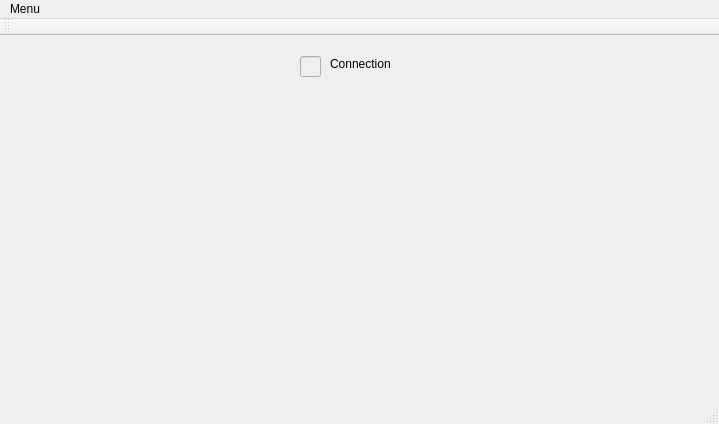
This is Oscillo_RP/mainwindow.ui in totodudu75004/qtgui as Qt 5 draws it before an edit. The edited form follows.
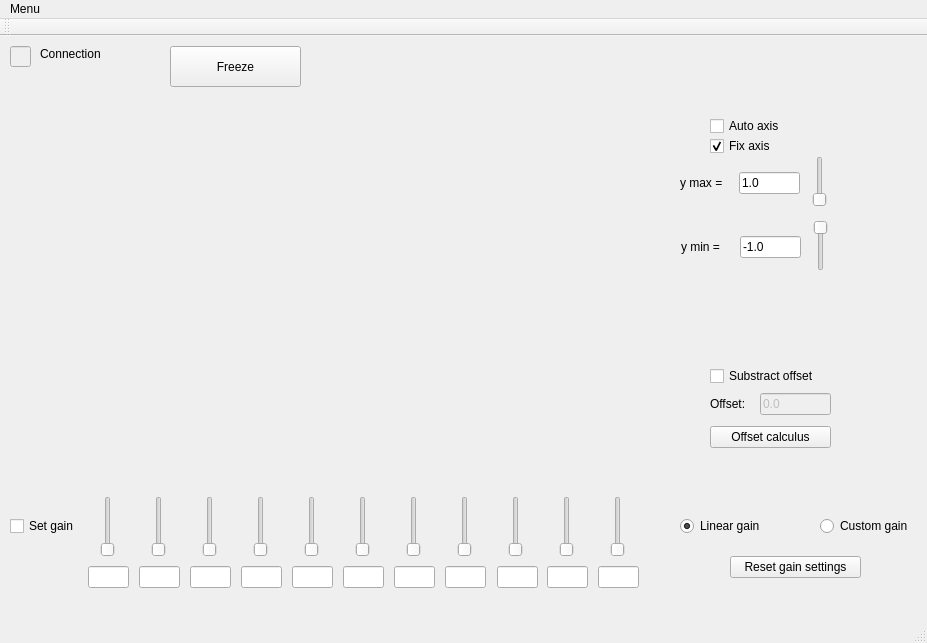
This is the edited form. Custom widgets are drawn as their Qt base class.

```diff
--- a/Oscillo_RP/mainwindow.ui
+++ b/Oscillo_RP/mainwindow.ui
@@ -6,8 +6,8 @@
    <rect>
     <x>0</x>
     <y>0</y>
-    <width>719</width>
-    <height>424</height>
+    <width>927</width>
+    <height>643</height>
    </rect>
   </property>
   <property name="windowTitle">
@@ -20,8 +20,8 @@
     </property>
     <property name="geometry">
      <rect>
-      <x>300</x>
-      <y>20</y>
+      <x>10</x>
+      <y>10</y>
       <width>21</width>
       <height>21</height>
      </rect>
@@ -30,8 +30,8 @@
    <widget class="QLabel" name="Label_connection">
     <property name="geometry">
      <rect>
-      <x>330</x>
-      <y>20</y>
+      <x>40</x>
+      <y>10</y>
       <width>111</width>
       <height>16</height>
      </rect>
@@ -40,13 +40,564 @@
      <string>Connection</string>
     </property>
    </widget>
+   <widget class="QCustomPlot" name="customPlot" native="true">
+    <property name="geometry">
+     <rect>
+      <x>50</x>
+      <y>80</y>
+      <width>581</width>
+      <height>221</height>
+     </rect>
+    </property>
+   </widget>
+   <widget class="QCustomPlot" name="gain_plot" native="true">
+    <property name="geometry">
+     <rect>
+      <x>50</x>
+      <y>330</y>
+      <width>581</width>
+      <height>121</height>
+     </rect>
+    </property>
+   </widget>
+   <widget class="QSlider" name="G1">
+    <property name="geometry">
+     <rect>
+      <x>100</x>
+      <y>460</y>
+      <width>16</width>
+      <height>61</height>
+     </rect>
+    </property>
+    <property name="orientation">
+     <enum>Qt::Vertical</enum>
+    </property>
+   </widget>
+   <widget class="QSlider" name="G2">
+    <property name="geometry">
+     <rect>
+      <x>151</x>
+      <y>460</y>
+      <width>16</width>
+      <height>61</height>
+     </rect>
+    </property>
+    <property name="orientation">
+     <enum>Qt::Vertical</enum>
+    </property>
+   </widget>
+   <widget class="QSlider" name="G3">
+    <property name="geometry">
+     <rect>
+      <x>202</x>
+      <y>460</y>
+      <width>16</width>
+      <height>61</height>
+     </rect>
+    </property>
+    <property name="orientation">
+     <enum>Qt::Vertical</enum>
+    </property>
+   </widget>
+   <widget class="QSlider" name="G4">
+    <property name="geometry">
+     <rect>
+      <x>253</x>
+      <y>460</y>
+      <width>16</width>
+      <height>61</height>
+     </rect>
+    </property>
+    <property name="orientation">
+     <enum>Qt::Vertical</enum>
+    </property>
+   </widget>
+   <widget class="QSlider" name="G5">
+    <property name="geometry">
+     <rect>
+      <x>304</x>
+      <y>460</y>
+      <width>16</width>
+      <height>61</height>
+     </rect>
+    </property>
+    <property name="orientation">
+     <enum>Qt::Vertical</enum>
+    </property>
+   </widget>
+   <widget class="QSlider" name="G6">
+    <property name="geometry">
+     <rect>
+      <x>355</x>
+      <y>460</y>
+      <width>16</width>
+      <height>61</height>
+     </rect>
+    </property>
+    <property name="orientation">
+     <enum>Qt::Vertical</enum>
+    </property>
+   </widget>
+   <widget class="QSlider" name="G7">
+    <property name="geometry">
+     <rect>
+      <x>406</x>
+      <y>460</y>
+      <width>16</width>
+      <height>61</height>
+     </rect>
+    </property>
+    <property name="orientation">
+     <enum>Qt::Vertical</enum>
+    </property>
+   </widget>
+   <widget class="QSlider" name="G8">
+    <property name="geometry">
+     <rect>
+      <x>457</x>
+      <y>460</y>
+      <width>16</width>
+      <height>61</height>
+     </rect>
+    </property>
+    <property name="orientation">
+     <enum>Qt::Vertical</enum>
+    </property>
+   </widget>
+   <widget class="QSlider" name="G9">
+    <property name="geometry">
+     <rect>
+      <x>508</x>
+      <y>460</y>
+      <width>16</width>
+      <height>61</height>
+     </rect>
+    </property>
+    <property name="orientation">
+     <enum>Qt::Vertical</enum>
+    </property>
+   </widget>
+   <widget class="QSlider" name="G10">
+    <property name="geometry">
+     <rect>
+      <x>559</x>
+      <y>460</y>
+      <width>16</width>
+      <height>61</height>
+     </rect>
+    </property>
+    <property name="orientation">
+     <enum>Qt::Vertical</enum>
+    </property>
+   </widget>
+   <widget class="QSlider" name="G11">
+    <property name="geometry">
+     <rect>
+      <x>610</x>
+      <y>460</y>
+      <width>16</width>
+      <height>61</height>
+     </rect>
+    </property>
+    <property name="orientation">
+     <enum>Qt::Vertical</enum>
+    </property>
+   </widget>
+   <widget class="QRadioButton" name="radio_linear_gain">
+    <property name="geometry">
+     <rect>
+      <x>680</x>
+      <y>480</y>
+      <width>100</width>
+      <height>20</height>
+     </rect>
+    </property>
+    <property name="text">
+     <string>Linear gain</string>
+    </property>
+    <property name="checked">
+     <bool>true</bool>
+    </property>
+   </widget>
+   <widget class="QRadioButton" name="radio_custom_gain">
+    <property name="geometry">
+     <rect>
+      <x>820</x>
+      <y>480</y>
+      <width>100</width>
+      <height>20</height>
+     </rect>
+    </property>
+    <property name="text">
+     <string>Custom gain</string>
+    </property>
+    <property name="checked">
+     <bool>false</bool>
+    </property>
+   </widget>
+   <widget class="QLineEdit" name="GT1">
+    <property name="geometry">
+     <rect>
+      <x>88</x>
+      <y>530</y>
+      <width>41</width>
+      <height>22</height>
+     </rect>
+    </property>
+    <property name="text">
+     <string/>
+    </property>
+   </widget>
+   <widget class="QLineEdit" name="GT2">
+    <property name="geometry">
+     <rect>
+      <x>139</x>
+      <y>530</y>
+      <width>41</width>
+      <height>22</height>
+     </rect>
+    </property>
+    <property name="text">
+     <string/>
+    </property>
+   </widget>
+   <widget class="QLineEdit" name="GT3">
+    <property name="geometry">
+     <rect>
+      <x>190</x>
+      <y>530</y>
+      <width>41</width>
+      <height>22</height>
+     </rect>
+    </property>
+    <property name="text">
+     <string/>
+    </property>
+   </widget>
+   <widget class="QLineEdit" name="GT4">
+    <property name="geometry">
+     <rect>
+      <x>241</x>
+      <y>530</y>
+      <width>41</width>
+      <height>22</height>
+     </rect>
+    </property>
+    <property name="text">
+     <string/>
+    </property>
+   </widget>
+   <widget class="QLineEdit" name="GT5">
+    <property name="geometry">
+     <rect>
+      <x>292</x>
+      <y>530</y>
+      <width>41</width>
+      <height>22</height>
+     </rect>
+    </property>
+    <property name="text">
+     <string/>
+    </property>
+   </widget>
+   <widget class="QLineEdit" name="GT6">
+    <property name="geometry">
+     <rect>
+      <x>343</x>
+      <y>530</y>
+      <width>41</width>
+      <height>22</height>
+     </rect>
+    </property>
+    <property name="text">
+     <string/>
+    </property>
+   </widget>
+   <widget class="QLineEdit" name="GT7">
+    <property name="geometry">
+     <rect>
+      <x>394</x>
+      <y>530</y>
+      <width>41</width>
+      <height>22</height>
+     </rect>
+    </property>
+    <property name="text">
+     <string/>
+    </property>
+   </widget>
+   <widget class="QLineEdit" name="GT8">
+    <property name="geometry">
+     <rect>
+      <x>445</x>
+      <y>530</y>
+      <width>41</width>
+      <height>22</height>
+     </rect>
+    </property>
+    <property name="text">
+     <string/>
+    </property>
+   </widget>
+   <widget class="QLineEdit" name="GT9">
+    <property name="geometry">
+     <rect>
+      <x>497</x>
+      <y>530</y>
+      <width>41</width>
+      <height>22</height>
+     </rect>
+    </property>
+    <property name="text">
+     <string/>
+    </property>
+   </widget>
+   <widget class="QLineEdit" name="GT10">
+    <property name="geometry">
+     <rect>
+      <x>547</x>
+      <y>530</y>
+      <width>41</width>
+      <height>22</height>
+     </rect>
+    </property>
+    <property name="text">
+     <string/>
+    </property>
+   </widget>
+   <widget class="QLineEdit" name="GT11">
+    <property name="geometry">
+     <rect>
+      <x>598</x>
+      <y>530</y>
+      <width>41</width>
+      <height>22</height>
+     </rect>
+    </property>
+    <property name="text">
+     <string/>
+    </property>
+   </widget>
+   <widget class="QPushButton" name="pushButton">
+    <property name="geometry">
+     <rect>
+      <x>730</x>
+      <y>520</y>
+      <width>131</width>
+      <height>22</height>
+     </rect>
+    </property>
+    <property name="text">
+     <string>Reset gain settings</string>
+    </property>
+   </widget>
+   <widget class="QCheckBox" name="checkBox_set_gain">
+    <property name="geometry">
+     <rect>
+      <x>10</x>
+      <y>480</y>
+      <width>85</width>
+      <height>20</height>
+     </rect>
+    </property>
+    <property name="text">
+     <string>Set gain</string>
+    </property>
+   </widget>
+   <widget class="QCheckBox" name="checkBox_substract_offset">
+    <property name="geometry">
+     <rect>
+      <x>710</x>
+      <y>330</y>
+      <width>121</width>
+      <height>20</height>
+     </rect>
+    </property>
+    <property name="text">
+     <string>Substract offset</string>
+    </property>
+   </widget>
+   <widget class="QLabel" name="label_offset">
+    <property name="geometry">
+     <rect>
+      <x>710</x>
+      <y>360</y>
+      <width>41</width>
+      <height>16</height>
+     </rect>
+    </property>
+    <property name="text">
+     <string>Offset:</string>
+    </property>
+   </widget>
+   <widget class="QLineEdit" name="lineEdit_offset">
+    <property name="enabled">
+     <bool>false</bool>
+    </property>
+    <property name="geometry">
+     <rect>
+      <x>760</x>
+      <y>357</y>
+      <width>71</width>
+      <height>22</height>
+     </rect>
+    </property>
+    <property name="text">
+     <string>0.0</string>
+    </property>
+   </widget>
+   <widget class="QPushButton" name="pushButton_offset">
+    <property name="geometry">
+     <rect>
+      <x>710</x>
+      <y>390</y>
+      <width>121</width>
+      <height>22</height>
+     </rect>
+    </property>
+    <property name="text">
+     <string>Offset calculus</string>
+    </property>
+   </widget>
+   <widget class="QPushButton" name="pushButton_freeze">
+    <property name="geometry">
+     <rect>
+      <x>170</x>
+      <y>10</y>
+      <width>131</width>
+      <height>41</height>
+     </rect>
+    </property>
+    <property name="text">
+     <string>Freeze</string>
+    </property>
+   </widget>
+   <widget class="QCheckBox" name="checkBox_auto">
+    <property name="geometry">
+     <rect>
+      <x>710</x>
+      <y>80</y>
+      <width>85</width>
+      <height>20</height>
+     </rect>
+    </property>
+    <property name="text">
+     <string>Auto axis</string>
+    </property>
+   </widget>
+   <widget class="QCheckBox" name="checkBox_fix">
+    <property name="geometry">
+     <rect>
+      <x>710</x>
+      <y>100</y>
+      <width>85</width>
+      <height>20</height>
+     </rect>
+    </property>
+    <property name="text">
+     <string>Fix axis</string>
+    </property>
+    <property name="checked">
+     <bool>true</bool>
+    </property>
+   </widget>
+   <widget class="QLabel" name="label_ymax">
+    <property name="geometry">
+     <rect>
+      <x>680</x>
+      <y>140</y>
+      <width>59</width>
+      <height>14</height>
+     </rect>
+    </property>
+    <property name="text">
+     <string>y max =</string>
+    </property>
+   </widget>
+   <widget class="QLineEdit" name="lineEdit_ymax">
+    <property name="geometry">
+     <rect>
+      <x>739</x>
+      <y>136</y>
+      <width>61</width>
+      <height>22</height>
+     </rect>
+    </property>
+    <property name="text">
+     <string>1.0</string>
+    </property>
+    <property name="maxLength">
+     <number>6</number>
+    </property>
+   </widget>
+   <widget class="QSlider" name="verticalSlider_ymax">
+    <property name="geometry">
+     <rect>
+      <x>810</x>
+      <y>120</y>
+      <width>20</width>
+      <height>51</height>
+     </rect>
+    </property>
+    <property name="orientation">
+     <enum>Qt::Vertical</enum>
+    </property>
+   </widget>
+   <widget class="QSlider" name="verticalSlider_ymin">
+    <property name="geometry">
+     <rect>
+      <x>811</x>
+      <y>184</y>
+      <width>20</width>
+      <height>51</height>
+     </rect>
+    </property>
+    <property name="orientation">
+     <enum>Qt::Vertical</enum>
+    </property>
+    <property name="invertedAppearance">
+     <bool>true</bool>
+    </property>
+    <property name="invertedControls">
+     <bool>true</bool>
+    </property>
+   </widget>
+   <widget class="QLabel" name="label_ymin">
+    <property name="geometry">
+     <rect>
+      <x>681</x>
+      <y>204</y>
+      <width>59</width>
+      <height>14</height>
+     </rect>
+    </property>
+    <property name="text">
+     <string>y min =</string>
+    </property>
+   </widget>
+   <widget class="QLineEdit" name="lineEdit_ymin">
+    <property name="geometry">
+     <rect>
+      <x>740</x>
+      <y>200</y>
+      <width>61</width>
+      <height>22</height>
+     </rect>
+    </property>
+    <property name="text">
+     <string>-1.0</string>
+    </property>
+    <property name="maxLength">
+     <number>6</number>
+    </property>
+   </widget>
   </widget>
   <widget class="QMenuBar" name="menuBar">
    <property name="geometry">
     <rect>
      <x>0</x>
      <y>0</y>
-     <width>719</width>
+     <width>927</width>
      <height>19</height>
     </rect>
    </property>
@@ -74,6 +625,14 @@
   </action>
  </widget>
  <layoutdefault spacing="6" margin="11"/>
+ <customwidgets>
+  <customwidget>
+   <class>QCustomPlot</class>
+   <extends>QWidget</extends>
+   <header>qcustomplot.h</header>
+   <container>1</container>
+  </customwidget>
+ </customwidgets>
  <resources/>
  <connections/>
  <slots>
```
Left out of the diff: 6 changed lines with no effect on the pictures.
